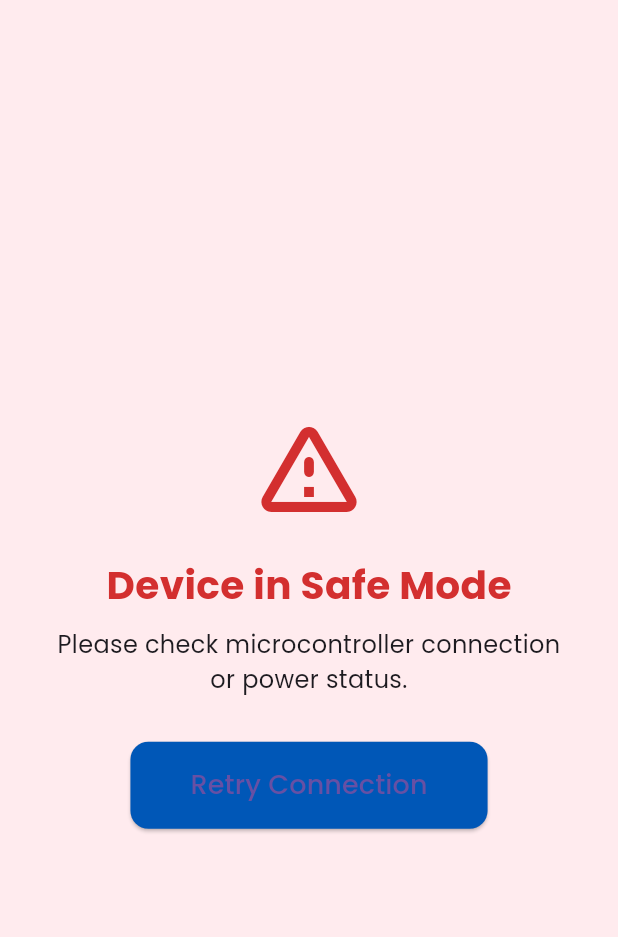
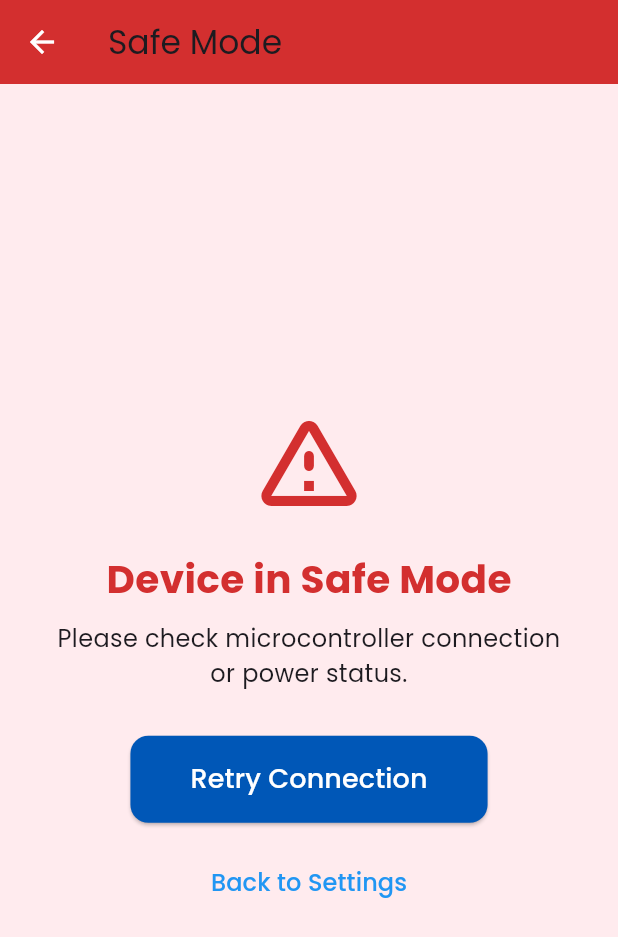
Before and after one commit to Aryan1021/laser_therapy_ui, a Flutter app: the SafeModeScreen screen opened directly, on a phone screen of 412 x 824 dp. Shown: the top 937 px of the screen. Run offline on Flutter 3.47's test engine with Material 3 defaults, Android fonts, the phone set to English and light mode, and no system bars; our stand-ins replace google_fonts.

Commit message:
Navigates through all the screens

```diff
--- a/lib/screens/home_screen.dart
+++ b/lib/screens/home_screen.dart
@@ -1,5 +1,6 @@
 import 'package:flutter/material.dart';
 import 'package:google_fonts/google_fonts.dart';
+import 'package:laser_therapy_ui/screens/setting_screen.dart';
 
 class HomeScreen extends StatelessWidget {
   const HomeScreen({super.key});
@@ -50,7 +51,10 @@ class HomeScreen extends StatelessWidget {
                   style: GoogleFonts.poppins(fontSize: 24, fontWeight: FontWeight.w500),
                 ),
                 onPressed: () {
-                  // Navigate to Settings Screen
+                  Navigator.push(
+                    context,
+                    MaterialPageRoute(builder: (context) => const SettingsScreen()),
+                  );
                 },
               ),
               const SizedBox(height: 24),
--- a/lib/screens/safe_mode_screen.dart
+++ b/lib/screens/safe_mode_screen.dart
@@ -8,6 +8,17 @@ class SafeModeScreen extends StatelessWidget {
   Widget build(BuildContext context) {
     return Scaffold(
       backgroundColor: Colors.red[50],
+      appBar: AppBar(
+        backgroundColor: Colors.red[700],
+        title: Text(
+          "Safe Mode",
+          style: GoogleFonts.poppins(),
+        ),
+        leading: IconButton(
+          icon: const Icon(Icons.arrow_back, color: Colors.white),
+          onPressed: () => Navigator.pop(context),
+        ),
+      ),
       body: Center(
         child: Padding(
           padding: const EdgeInsets.all(32.0),
@@ -38,7 +49,20 @@ class SafeModeScreen extends StatelessWidget {
                 ),
                 child: Text(
                   'Retry Connection',
-                  style: GoogleFonts.poppins(fontSize: 18),
+                  style: GoogleFonts.poppins(fontSize: 18, color: Colors.white),
+                ),
+              ),
+              const SizedBox(height: 16),
+              TextButton(
+                onPressed: () {
+                  Navigator.pop(context);
+                },
+                child: Text(
+                  'Back to Settings',
+                  style: GoogleFonts.poppins(
+                    fontSize: 16,
+                    color: Colors.blue,
+                  ),
                 ),
               )
             ],
```
Also changed, not shown: lib/screens/setting_screen.dart (+22 -2 lines), lib/screens/treatement_screen.dart (deleted).
